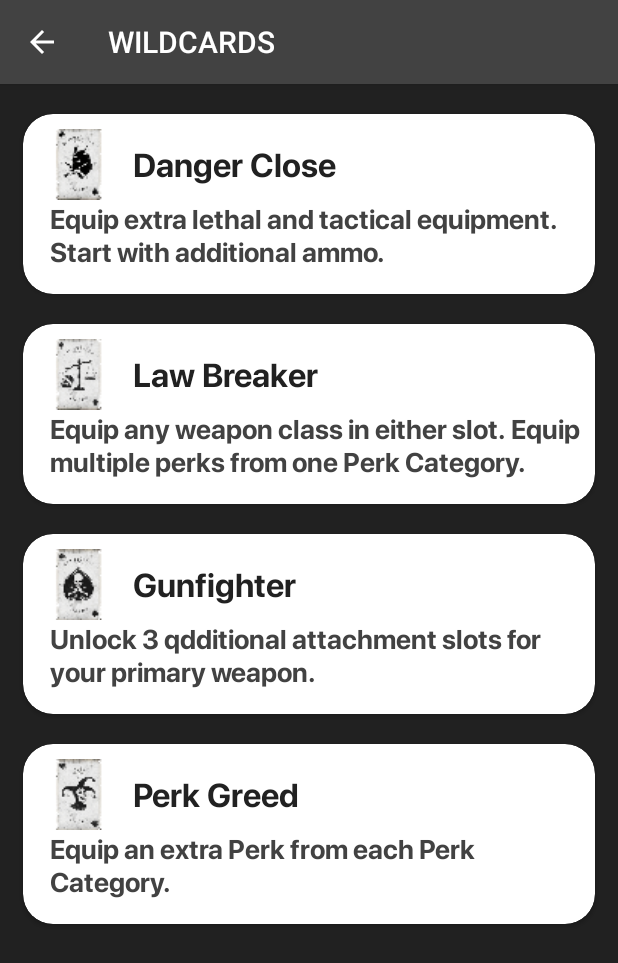
After one commit to dwestaway/ColdWarBarracks, an Android app: the Wildcards screen opened directly, with no data from a screen before it, on a phone screen of 412 x 824 dp. The commit adds this screen. Shown: the top 963 px of the screen. Run offline under Robolectric (Android 15) with nearby library versions, the phone set to English and light mode, and no system bars.

Commit message:
Wildcards activity
Added wildcards activity and necessary assets

```diff
--- a/app/src/main/java/com/example/coldwarbarracks/MainActivity.java
+++ b/app/src/main/java/com/example/coldwarbarracks/MainActivity.java
@@ -24,6 +24,7 @@ public class MainActivity extends AppCompatActivity {
         Button secondaryWeapons = findViewById(R.id.secondaryWeaponsButton);
         Button equipment = findViewById(R.id.equipmentButton);
         Button perks = findViewById(R.id.perksButton);
+        Button wildcards = findViewById(R.id.wildcardsButton);
 
         primaryWeapons.setOnClickListener(new View.OnClickListener() {
             @Override
@@ -47,6 +48,12 @@ public class MainActivity extends AppCompatActivity {
             @Override
             public void onClick(View v) {
                 startActivity(new Intent(MainActivity.this, Perks.class));
+            }
+        });
+        wildcards.setOnClickListener(new View.OnClickListener() {
+            @Override
+            public void onClick(View v) {
+                startActivity(new Intent(MainActivity.this, Wildcards.class));
             }
         });
 
--- /dev/null
+++ b/app/src/main/java/com/example/coldwarbarracks/Wildcards.java
@@ -0,0 +1,31 @@
+package com.example.coldwarbarracks;
+
+import androidx.annotation.NonNull;
+import androidx.appcompat.app.ActionBar;
+import androidx.appcompat.app.AppCompatActivity;
+
+import android.os.Bundle;
+import android.view.MenuItem;
+
+public class Wildcards extends AppCompatActivity {
+
+    private ActionBar actionBar;
+
+    @Override
+    protected void onCreate(Bundle savedInstanceState) {
+        super.onCreate(savedInstanceState);
+        setContentView(R.layout.activity_wildcards);
+
+        actionBar = getSupportActionBar();
+        actionBar.setDisplayHomeAsUpEnabled(true);
+    }
+
+    //handle back button
+    @Override
+    public boolean onOptionsItemSelected(@NonNull MenuItem item) {
+
+        switch (item.getItemId()) {case android.R.id.home:onBackPressed();break;}
+
+        return super.onOptionsItemSelected(item);
+    }
+}
--- a/app/src/main/res/drawable/button.xml
+++ b/app/src/main/res/drawable/button.xml
@@ -4,6 +4,6 @@
 
     <stroke
         android:width="6px"
-        android:color="@color/colorAccent" />
+        android:color="@color/colorPrimary" />
 
 </shape>
--- a/app/src/main/res/layout/activity_main.xml
+++ b/app/src/main/res/layout/activity_main.xml
@@ -13,7 +13,7 @@
         android:layout_height="wrap_content"
         android:fontFamily="@font/blackopsone"
         android:text="CALL OF DUTY"
-        android:textColor="@color/colorText"
+        android:textColor="@color/colorPrimary"
         android:textSize="36sp"
         app:layout_constraintBottom_toBottomOf="parent"
         app:layout_constraintEnd_toEndOf="parent"
@@ -30,7 +30,7 @@
         android:fontFamily="@font/blackopsone"
         android:layout_marginTop="120dp"
         android:text="Barracks"
-        android:textColor="@color/colorAccent"
+        android:textColor="@color/colorText"
         android:textSize="36sp"
         app:layout_constraintBottom_toBottomOf="parent"
         app:layout_constraintHorizontal_bias="0.497"
--- a/app/src/main/res/layout/activity_primary_weapons.xml
+++ b/app/src/main/res/layout/activity_primary_weapons.xml
@@ -12,7 +12,7 @@
         android:layout_height="wrap_content"
         android:fontFamily="@font/blackopsone"
         android:text="Call of Duty"
-        android:textColor="@color/colorText"
+        android:textColor="@color/colorPrimary"
         android:textSize="36sp"
         app:layout_constraintBottom_toBottomOf="parent"
         app:layout_constraintEnd_toEndOf="parent"
--- /dev/null
+++ b/app/src/main/res/layout/activity_wildcards.xml
@@ -0,0 +1,255 @@
+<?xml version="1.0" encoding="utf-8"?>
+<LinearLayout xmlns:android="http://schemas.android.com/apk/res/android"
+    xmlns:app="http://schemas.android.com/apk/res-auto"
+    xmlns:tools="http://schemas.android.com/tools"
+    android:layout_width="match_parent"
+    android:layout_height="match_parent"
+    android:orientation="vertical"
+    android:background="@color/colorPrimaryDark"
+    tools:context=".Wildcards">
+
+    <ScrollView
+        android:layout_width="match_parent"
+        android:layout_height="match_parent">
+
+        <LinearLayout
+            android:layout_width="match_parent"
+            android:layout_height="match_parent"
+            android:orientation="vertical"
+            android:layout_marginTop="10dp"
+            android:layout_marginRight="5dp"
+            android:layout_marginLeft="5dp">
+
+            <androidx.cardview.widget.CardView
+                android:layout_width="match_parent"
+                android:layout_height="wrap_content"
+                android:layout_margin="10dp"
+                app:cardCornerRadius="20dp">
+
+                <androidx.constraintlayout.widget.ConstraintLayout
+                    android:layout_width="match_parent"
+                    android:layout_height="wrap_content"
+                    android:orientation="vertical">
+
+
+                    <ImageView
+                        android:id="@+id/cardIv"
+                        android:layout_width="55dp"
+                        android:layout_height="47dp"
+                        android:layout_marginLeft="10dp"
+                        android:layout_marginTop="10dp"
+                        android:scaleType="centerCrop"
+                        android:src="@drawable/danger_close"
+                        app:layout_constraintStart_toStartOf="parent"
+                        app:layout_constraintTop_toTopOf="parent" />
+
+                    <TextView
+                        android:id="@+id/cardTitle"
+                        android:layout_width="wrap_content"
+                        android:layout_height="wrap_content"
+                        android:layout_marginLeft="8dp"
+                        android:layout_marginTop="18dp"
+                        android:fontFamily="@font/sfprodisplay_bold"
+                        android:text="Danger Close"
+                        android:textColor="@color/colorPrimaryDark"
+                        android:textSize="22dp"
+                        app:layout_constraintStart_toEndOf="@+id/cardIv"
+                        app:layout_constraintTop_toTopOf="parent" />
+
+                    <TextView
+                        android:id="@+id/cardDesc"
+                        android:layout_width="match_parent"
+                        android:layout_height="wrap_content"
+                        android:fontFamily="@font/sfprodisplay_bold"
+                        android:maxLines="4"
+                        android:minLines="2"
+                        android:paddingLeft="8dp"
+                        android:paddingRight="8dp"
+                        android:paddingBottom="16dp"
+                        android:text="@string/DangerClose"
+                        android:textColor="@color/colorPrimary"
+                        android:textSize="18dp"
+                        android:layout_marginLeft="10dp"
+                        app:layout_constraintTop_toBottomOf="@+id/cardIv" />
+
+
+                </androidx.constraintlayout.widget.ConstraintLayout>
+
+            </androidx.cardview.widget.CardView>
+
+            <androidx.cardview.widget.CardView
+                android:layout_width="match_parent"
+                android:layout_height="wrap_content"
+                android:layout_margin="10dp"
+                app:cardCornerRadius="20dp">
+
+                <androidx.constraintlayout.widget.ConstraintLayout
+                    android:layout_width="match_parent"
+                    android:layout_height="wrap_content"
+                    android:orientation="vertical">
+
+
+                    <ImageView
+                        android:id="@+id/cardIv2"
+                        android:layout_width="55dp"
+                        android:layout_height="47dp"
+                        android:layout_marginLeft="10dp"
+                        android:layout_marginTop="10dp"
+                        android:scaleType="centerCrop"
+                        android:src="@drawable/law_breaker"
+                        app:layout_constraintStart_toStartOf="parent"
+                        app:layout_constraintTop_toTopOf="parent" />
+
+                    <TextView
+                        android:id="@+id/cardTitle2"
+                        android:layout_width="wrap_content"
+                        android:layout_height="wrap_content"
+                        android:layout_marginLeft="8dp"
+                        android:layout_marginTop="18dp"
+                        android:fontFamily="@font/sfprodisplay_bold"
+                        android:text="Law Breaker"
+                        android:textColor="@color/colorPrimaryDark"
+                        android:textSize="22dp"
+                        app:layout_constraintStart_toEndOf="@+id/cardIv2"
+                        app:layout_constraintTop_toTopOf="parent" />
+
+                    <TextView
+                        android:id="@+id/cardDesc2"
+                        android:layout_width="match_parent"
+                        android:layout_height="wrap_content"
+                        android:fontFamily="@font/sfprodisplay_bold"
+                        android:maxLines="4"
+                        android:minLines="2"
+                        android:paddingLeft="8dp"
+                        android:paddingRight="8dp"
+                        android:paddingBottom="16dp"
+                        android:text="@string/LawBreaker"
+                        android:textColor="@color/colorPrimary"
+                        android:textSize="18dp"
+                        android:layout_marginLeft="10dp"
+                        app:layout_constraintTop_toBottomOf="@+id/cardIv2" />
+
+
+                </androidx.constraintlayout.widget.ConstraintLayout>
+
+            </androidx.cardview.widget.CardView>
+
+            <androidx.cardview.widget.CardView
+                android:layout_width="match_parent"
+                android:layout_height="wrap_content"
+                android:layout_margin="10dp"
+                app:cardCornerRadius="20dp">
+
+                <androidx.constraintlayout.widget.ConstraintLayout
+                    android:layout_width="match_parent"
+                    android:layout_height="wrap_content"
+                    android:orientation="vertical">
+
+
+                    <ImageView
+                        android:id="@+id/cardIv3"
+                        android:layout_width="55dp"
+                        android:layout_height="47dp"
+                        android:layout_marginLeft="10dp"
+                        android:layout_marginTop="10dp"
+                        android:scaleType="centerCrop"
+                        android:src="@drawable/gunfighter"
+                        app:layout_constraintStart_toStartOf="parent"
+                        app:layout_constraintTop_toTopOf="parent" />
+
+                    <TextView
+                        android:id="@+id/cardTitle3"
+                        android:layout_width="wrap_content"
+                        android:layout_height="wrap_content"
+                        android:layout_marginLeft="8dp"
+                        android:layout_marginTop="18dp"
+                        android:fontFamily="@font/sfprodisplay_bold"
+                        android:text="Gunfighter"
+                        android:textColor="@color/colorPrimaryDark"
+                        android:textSize="22dp"
+                        app:layout_constraintStart_toEndOf="@+id/cardIv3"
+                        app:layout_constraintTop_toTopOf="parent" />
+
+                    <TextView
+                        android:id="@+id/cardDesc3"
+                        android:layout_width="match_parent"
+                        android:layout_height="wrap_content"
+                        android:fontFamily="@font/sfprodisplay_bold"
+                        android:maxLines="4"
+                        android:minLines="2"
+                        android:paddingLeft="8dp"
+                        android:paddingRight="8dp"
+                        android:paddingBottom="16dp"
+                        android:text="@string/Gunfighter"
+                        android:textColor="@color/colorPrimary"
+                        android:textSize="18dp"
+                        android:layout_marginLeft="10dp"
+                        app:layout_constraintTop_toBottomOf="@+id/cardIv3" />
+
+
+                </androidx.constraintlayout.widget.ConstraintLayout>
+
+            </androidx.cardview.widget.CardView>
+
+            <androidx.cardview.widget.CardView
+                android:layout_width="match_parent"
+                android:layout_height="wrap_content"
+                android:layout_margin="10dp"
+                app:cardCornerRadius="20dp">
+
+                <androidx.constraintlayout.widget.ConstraintLayout
+                    android:layout_width="match_parent"
+                    android:layout_height="wrap_content"
+                    android:orientation="vertical">
+
+
+                    <ImageView
+                        android:id="@+id/cardIv4"
+                        android:layout_width="55dp"
+                        android:layout_height="47dp"
+                        android:layout_marginLeft="10dp"
+                        android:layout_marginTop="10dp"
+                        android:scaleType="centerCrop"
+                        android:src="@drawable/perk_greed"
+                        app:layout_constraintStart_toStartOf="parent"
+                        app:layout_constraintTop_toTopOf="parent" />
+
+                    <TextView
+                        android:id="@+id/cardTitle4"
+                        android:layout_width="wrap_content"
+                        android:layout_height="wrap_content"
+                        android:layout_marginLeft="8dp"
+                        android:layout_marginTop="18dp"
+                        android:fontFamily="@font/sfprodisplay_bold"
+                        android:text="Perk Greed"
+                        android:textColor="@color/colorPrimaryDark"
+                        android:textSize="22dp"
+                        app:layout_constraintStart_toEndOf="@+id/cardIv4"
+                        app:layout_constraintTop_toTopOf="parent" />
+
+                    <TextView
+                        android:id="@+id/cardDesc4"
+                        android:layout_width="match_parent"
+                        android:layout_height="wrap_content"
+                        android:fontFamily="@font/sfprodisplay_bold"
+                        android:maxLines="4"
+                        android:minLines="2"
+                        android:paddingLeft="8dp"
+                        android:paddingRight="8dp"
+                        android:paddingBottom="16dp"
+                        android:text="@string/PerkGreed"
+                        android:textColor="@color/colorPrimary"
+                        android:textSize="18dp"
+                        android:layout_marginLeft="10dp"
+                        app:layout_constraintTop_toBottomOf="@+id/cardIv4" />
+
+
+                </androidx.constraintlayout.widget.ConstraintLayout>
+
+            </androidx.cardview.widget.CardView>
+
+        </LinearLayout>
+
+    </ScrollView>
+
+</LinearLayout>
--- a/app/src/main/res/values/colors.xml
+++ b/app/src/main/res/values/colors.xml
@@ -2,8 +2,9 @@
 <resources>
     <color name="colorPrimary">#424242</color>
     <color name="colorPrimaryDark">#212121</color>
-    <color name="colorAccent">#E53935</color>
+    <color name="colorAccent">#F5F5F5</color>
     <color name="colorText">#F5F5F5</color>
 
-    <!-- old dark #212121-->
+    <!-- old dark 212121 -->
+    <!-- old accent E53935 -->
 </resources>
```
Also changed, not shown: app/src/main/AndroidManifest.xml (+23 -14 lines), app/src/main/res/drawable/danger_close.png (added), app/src/main/res/drawable/gunfighter.png (added), app/src/main/res/drawable/law_breaker.png (added), app/src/main/res/drawable/perk_greed.png (added).
